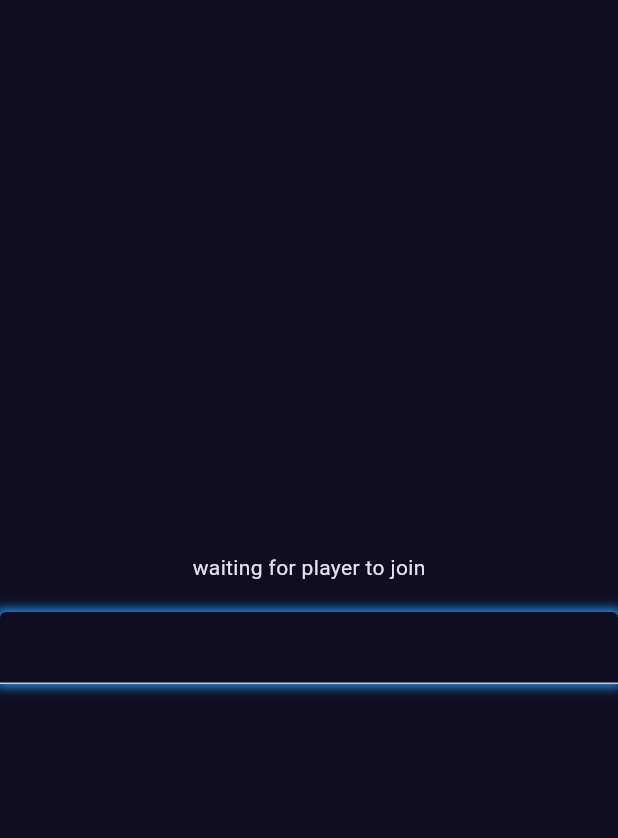
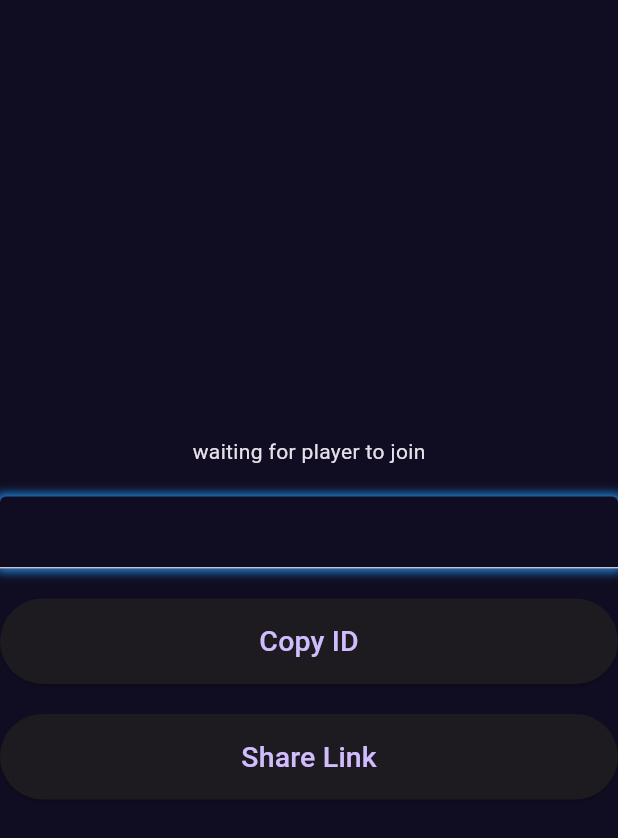
Before and after one commit to PiyushJaiswal236/Multiplayer-Tic-Tac-Toe, a Flutter app: the WaitingPage widget shown alone on an empty page, opened directly, on a phone screen of 412 x 824 dp. Shown: the top 838 px of the screen. Run offline on Flutter 3.47's test engine with Material 3 defaults, Android fonts, the phone set to English and light mode, and no system bars; our stand-ins replace share_plus, socket_io_client; missing offline and left inert: uni_links2; network calls fail.

Commit message:
removed unused imports

```diff
--- a/lib/main.dart
+++ b/lib/main.dart
@@ -1,4 +1,3 @@
-import 'dart:async';
 
 import 'package:flutter/material.dart';
 import 'package:multiplayer_tick_tac_toe/pages/create_room_page.dart';
@@ -6,9 +5,7 @@ import 'package:multiplayer_tick_tac_toe/pages/game_page.dart';
 import 'package:multiplayer_tick_tac_toe/pages/join_room_page.dart';
 import 'package:multiplayer_tick_tac_toe/pages/main_menu_page.dart';
 import 'package:multiplayer_tick_tac_toe/providers/room_data_provider.dart';
-import 'package:multiplayer_tick_tac_toe/resources/SocketService.dart';
 import 'package:multiplayer_tick_tac_toe/utils/colors.dart';
-import 'package:multiplayer_tick_tac_toe/utils/utils.dart';
 import 'package:provider/provider.dart';
 
 void main() {
--- a/lib/pages/create_room_page.dart
+++ b/lib/pages/create_room_page.dart
@@ -52,7 +52,8 @@ class _createRoomState extends State<CreateRoomPage> {
               ),
               CustomTextfield(controller: _nameController, hintText: "Your NickName"),
               SizedBox(height: size.height*0.02,),
-              CustomButton(onTap: ()=>_socketService.createRoom(_nameController.text), text: "Create")
+              CustomButton(onTap: ()=>_socketService.createRoom(_nameController.text), text: "Create"),
+
             ],
           ),
         ),
--- a/lib/resources/SocketService.dart
+++ b/lib/resources/SocketService.dart
@@ -11,8 +11,6 @@ import 'package:provider/provider.dart';
 import 'package:socket_io_client/socket_io_client.dart';
 
 class Socketservice {
-  late final BuildContext _contextForOnConnect;
-
   static late Socket _socketclient;
 
   //Getter
@@ -20,7 +18,6 @@ class Socketservice {
 
   //Setter
   void setContextForOnConnect(BuildContext value) {
-    _contextForOnConnect = value;
     _socketclient = SocketClient.instance(value).socket!;
   }
 
--- a/lib/resources/socket_client.dart
+++ b/lib/resources/socket_client.dart
@@ -1,10 +1,5 @@
-import "dart:js_interop";
 
 import "package:flutter/material.dart";
-import "package:multiplayer_tick_tac_toe/pages/game_page.dart";
-import "package:multiplayer_tick_tac_toe/pages/main_menu_page.dart";
-import "package:multiplayer_tick_tac_toe/providers/room_data_provider.dart";
-import "package:provider/provider.dart";
 import "package:socket_io_client/socket_io_client.dart";
 
 class SocketClient {
--- a/lib/views/waiting_page.dart
+++ b/lib/views/waiting_page.dart
@@ -1,5 +1,8 @@
 import 'package:flutter/material.dart';
 import 'package:multiplayer_tick_tac_toe/providers/room_data_provider.dart';
+import 'package:multiplayer_tick_tac_toe/responsive/responsive.dart';
+import 'package:multiplayer_tick_tac_toe/utils/utils.dart';
+import 'package:multiplayer_tick_tac_toe/widgets/custom_button.dart';
 import 'package:multiplayer_tick_tac_toe/widgets/custom_textfield.dart';
 import 'package:provider/provider.dart';
 
@@ -30,15 +33,20 @@ class _WaitingPageState extends State<WaitingPage> {
 
   @override
   Widget build(BuildContext context) {
-    return Column(
-      mainAxisAlignment: MainAxisAlignment.center,
-      children: [
-        Text("waiting for player to join"),
-        SizedBox(
-          height: 20,
-        ),
-        CustomTextfield(controller: roomIdController, hintText: "",isReadOnly: true,)
-      ],
+    return Responsive(
+      child: Column(
+        mainAxisAlignment: MainAxisAlignment.center,
+        children: [
+          const Text("waiting for player to join"),
+          const SizedBox(height: 20,),
+          CustomTextfield(controller: roomIdController, hintText: "",isReadOnly: true,),
+          const SizedBox(height: 20,),
+          CustomButton(onTap: (){}, text: 'Copy ID'),
+          const SizedBox(height: 20,),
+          CustomButton(onTap: (){shareInviteLink(roomIdController.text);}, text: "Share Link"),
+
+        ],
+      ),
     );
   }
 }
--- a/lib/widgets/ping_indicator.dart
+++ b/lib/widgets/ping_indicator.dart
@@ -1,11 +1,9 @@
-import 'dart:async';
 
 import 'package:flutter/material.dart';
 import 'package:multiplayer_tick_tac_toe/providers/room_data_provider.dart';
 import 'package:multiplayer_tick_tac_toe/resources/SocketService.dart';
 import 'package:provider/provider.dart';
 
-import '../utils/utils.dart';
 
 class PingIndicator extends StatefulWidget {
   const PingIndicator({super.key});
@@ -15,7 +13,6 @@ class PingIndicator extends StatefulWidget {
 }
 
 class _pingIndiacator extends State<PingIndicator> {
-  final Socketservice _socketservice = Socketservice();
 
 
 
@@ -36,7 +33,6 @@ class _pingIndiacator extends State<PingIndicator> {
 
   @override
   Widget build(BuildContext context) {
-    Socketservice socketservice = Socketservice();
     final RoomDataProvider roomDataProvider =
         Provider.of<RoomDataProvider>(context);
     return roomDataProvider.isConnected
```
Also changed, not shown: lib/utils/utils.dart (+9 -8 lines).
